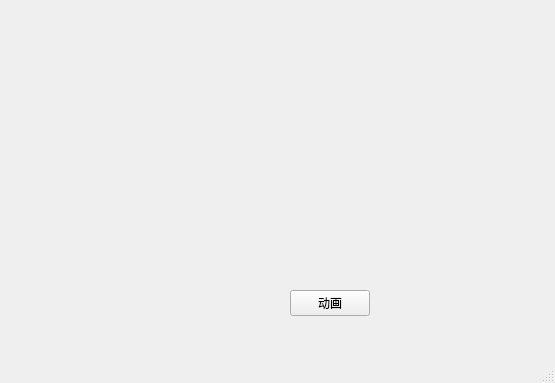
SammyEnigma/DropletAnimation, file mainwindow.ui: the form before one commit.
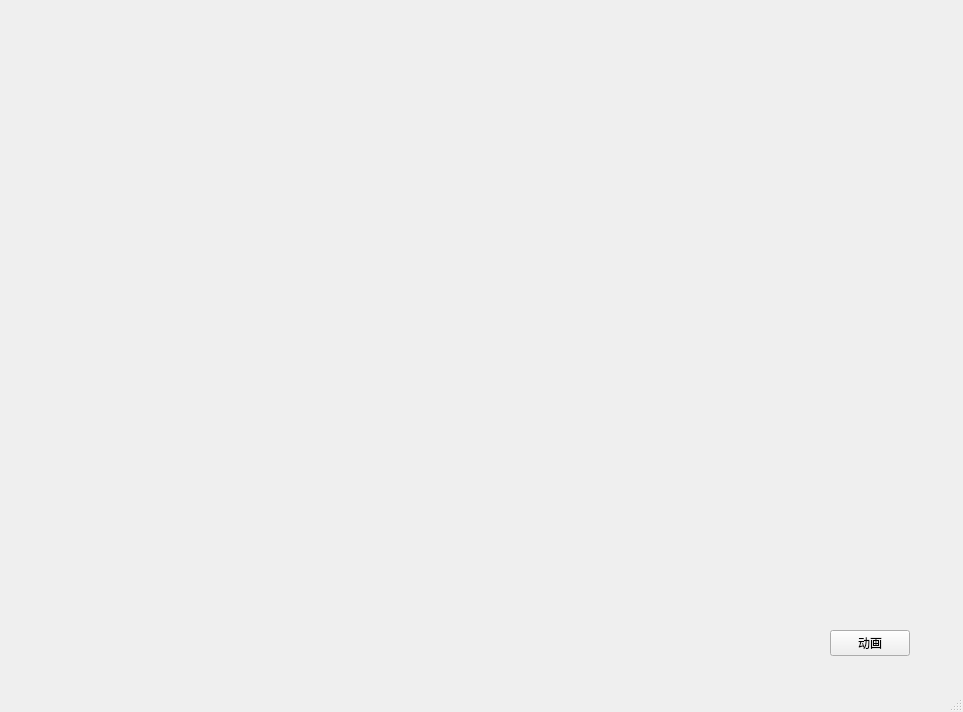
The form after the commit.

Commit message: 减少控制点，优化尖尖处的圆角

```diff
--- a/mainwindow.ui
+++ b/mainwindow.ui
@@ -6,8 +6,8 @@
    <rect>
     <x>0</x>
     <y>0</y>
-    <width>555</width>
-    <height>383</height>
+    <width>963</width>
+    <height>712</height>
    </rect>
   </property>
   <property name="windowTitle">
@@ -17,8 +17,8 @@
    <widget class="QPushButton" name="pushButton">
     <property name="geometry">
      <rect>
-      <x>290</x>
-      <y>290</y>
+      <x>830</x>
+      <y>630</y>
       <width>80</width>
       <height>26</height>
      </rect>
```
Left out of the diff: 2 changed lines with no effect on the pictures. The commit also changes 2 other files.
